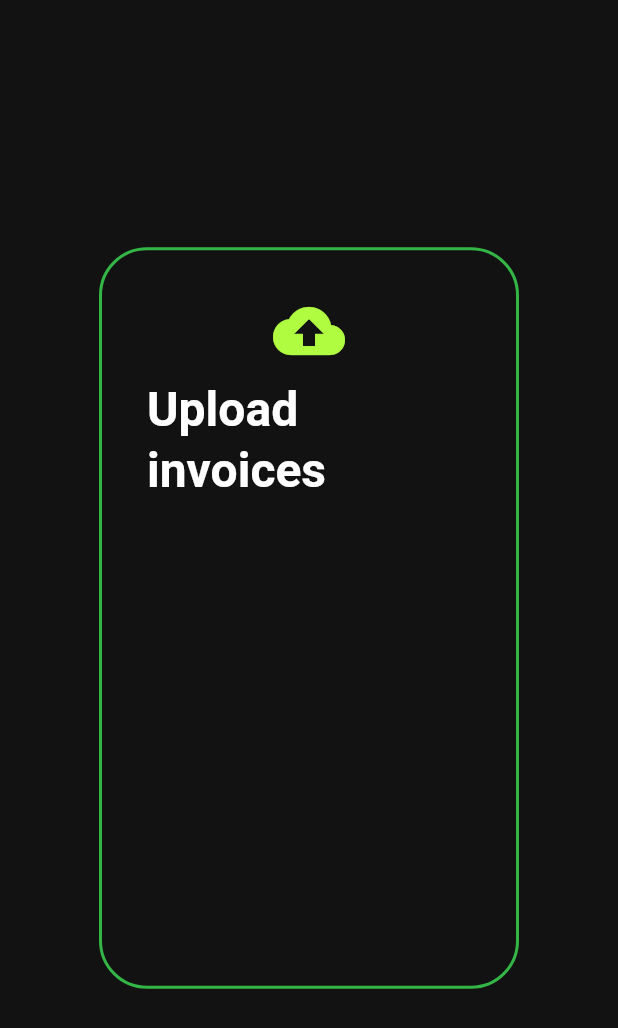
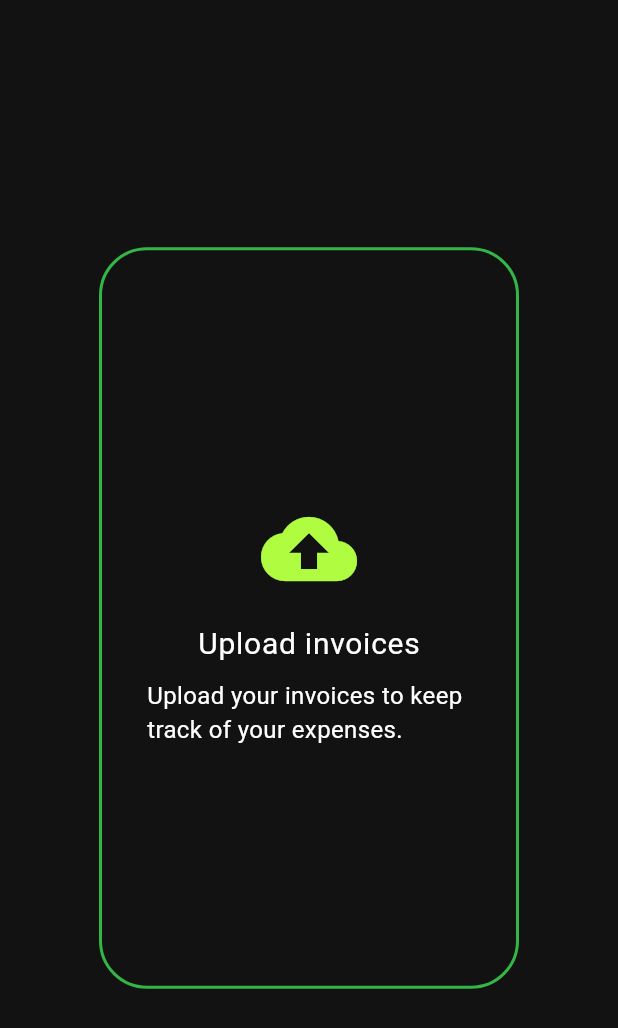
Before and after one commit to WallepsHackUDC2024/FrontWalleps, a Flutter app: the ServiceCreationModal widget shown alone on an empty page, opened directly, on a phone screen of 412 x 824 dp. Shown: the top 1028 px of the screen. Run offline on Flutter 3.47's test engine with Material 3 defaults, Android fonts, the phone set to English and light mode, and no system bars; our stand-ins replace fl_chart; missing offline and left inert: mobkit_dashed_border; network calls fail.

Commit message:
PlanningModal

```diff
--- a/front_walleps/lib/widgets/ServiceCreationModal.dart
+++ b/front_walleps/lib/widgets/ServiceCreationModal.dart
@@ -15,18 +15,26 @@ class ServiceCreationModal extends StatelessWidget {
         width: MediaQuery.of(context).size.width * 0.6,
         height: MediaQuery.of(context).size.height * 0.6,
         child: Center(
-          child: Column(children: [
-            Icon(
-              Icons.backup,
-              size: 48.0,
+          child: Column(
+            mainAxisAlignment: MainAxisAlignment.center,
+            children: [
+              IconButton(
+                icon: Icon(Icons.backup),
+                iconSize: 64.0,
                 color: AppThemes.secondaryColor,
+                onPressed: () {
+                  Navigator.pop(context);
+                }
               ),
               SizedBox(height: 8.0),
               Text(
                 'Upload invoices',
-              style: Theme.of(context).textTheme.titleLarge,
+                style: Theme.of(context).textTheme.bodyLarge,
               ),
-          ],),
+              SizedBox(height: 8.0),
+              Text('Upload your invoices to keep track of your expenses.')
+            ],
+          ),
         ),
       ),
     );
```
Also changed, not shown: front_walleps/lib/screens/dashboard/dashboard_screen.dart (+11 -1 lines), front_walleps/lib/screens/planner/planner_screen.dart (+11 -4 lines), front_walleps/lib/widgets/PlanningModal.dart (added, +39 -0 lines). Lines whose indentation alone changed are shown as unchanged.
